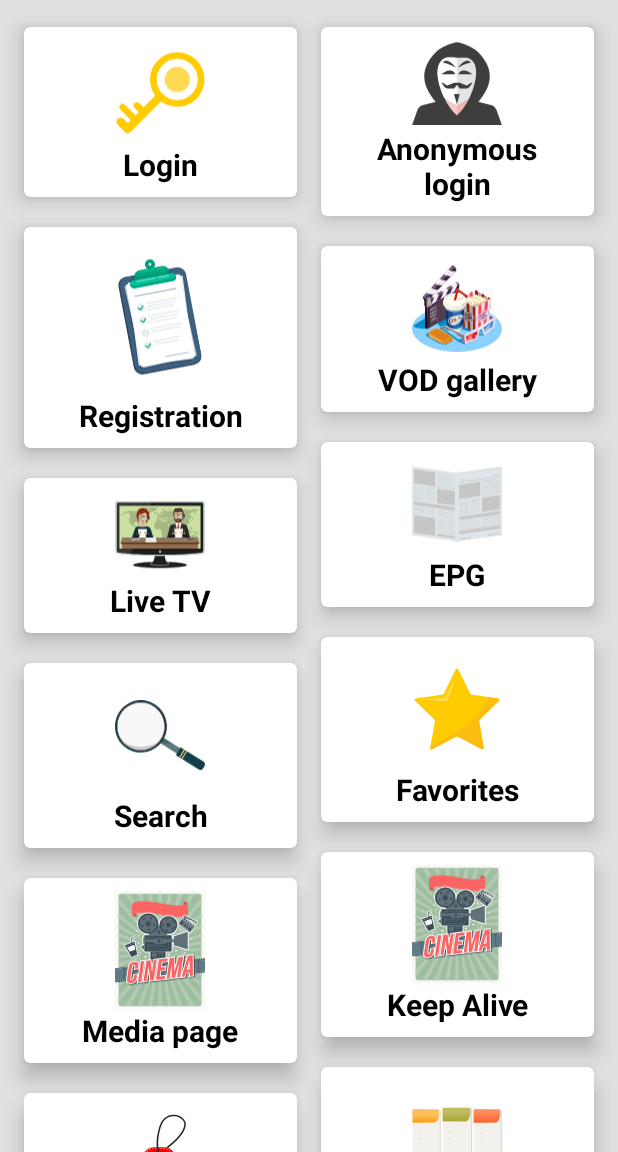
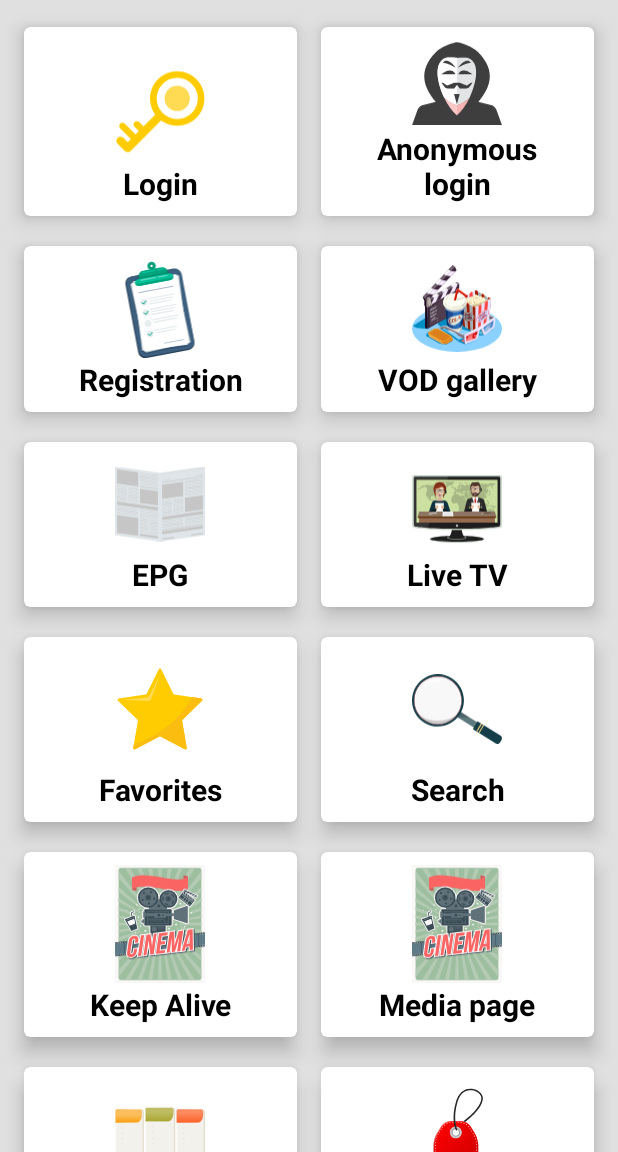
Before and after one commit to kaltura/kFlow-Android, an Android app: the fragment MainFragment shown on its own in the app's theme, on a phone screen of 412 x 824 dp, the part 84-1236 px from its top. Run offline under Robolectric (Android 15) with nearby library versions, the phone set to English and light mode, and no system bars.

Commit message:
fix main layout

```diff
--- a/app/src/main/java/com/kaltura/kflow/presentation/main/MainFragment.kt
+++ b/app/src/main/java/com/kaltura/kflow/presentation/main/MainFragment.kt
@@ -7,7 +7,6 @@ import androidx.dynamicanimation.animation.SpringAnimation
 import androidx.dynamicanimation.animation.SpringForce
 import androidx.fragment.app.Fragment
 import androidx.recyclerview.widget.*
-import androidx.recyclerview.widget.StaggeredGridLayoutManager.VERTICAL
 import com.kaltura.kflow.R
 import com.kaltura.kflow.presentation.extension.navigateWithExtras
 import kotlinx.android.synthetic.main.fragment_main.*
@@ -49,7 +48,7 @@ class MainFragment : Fragment(R.layout.fragment_main) {
 
     private fun initList() {
         list.setHasFixedSize(true)
-        list.layoutManager = StaggeredGridLayoutManager(2, VERTICAL)
+        list.layoutManager = GridLayoutManager(requireContext(), 2)
         val adapter = FeatureAdapter(features)
         adapter.clickListener = { feature, image, title ->
             navigateWithExtras(when (feature) {
--- a/app/src/main/res/drawable/ic_registration.xml
+++ b/app/src/main/res/drawable/ic_registration.xml
@@ -1,6 +1,6 @@
 <vector xmlns:android="http://schemas.android.com/apk/res/android"
-    android:width="80dp"
-    android:height="104dp"
+    android:width="50dp"
+    android:height="65dp"
     android:viewportWidth="330"
     android:viewportHeight="430">
   <path
--- a/app/src/main/res/layout/item_feature.xml
+++ b/app/src/main/res/layout/item_feature.xml
@@ -14,7 +14,8 @@
 
     <RelativeLayout
         android:layout_width="match_parent"
-        android:layout_height="wrap_content">
+        android:layout_height="wrap_content"
+        android:layout_gravity="bottom">
 
         <androidx.appcompat.widget.AppCompatImageView
             android:id="@+id/image"
```
